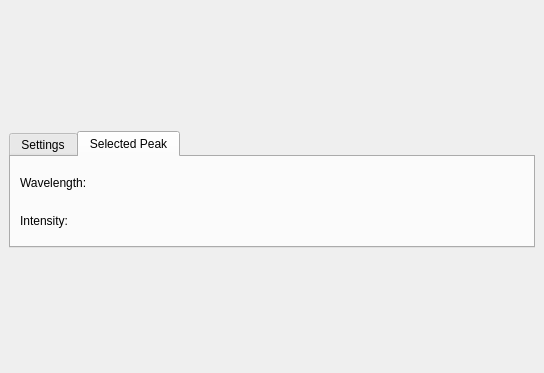
Old version of the form src/spectrumview.ui in the repository KDE/kalzium.
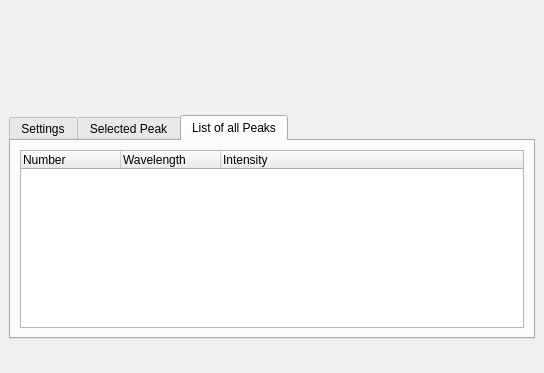
New version of the form. Custom widgets are drawn as their Qt base class.

Commit message: * New: List of all available peaks

```diff
--- a/src/spectrumview.ui
+++ b/src/spectrumview.ui
@@ -25,7 +25,7 @@
    <item row="1" column="0" >
     <widget class="QTabWidget" name="tabWidget" >
      <property name="currentIndex" >
-      <number>1</number>
+      <number>2</number>
      </property>
      <widget class="QWidget" name="tab" >
       <attribute name="title" >
@@ -211,6 +211,38 @@
        </item>
       </layout>
      </widget>
+     <widget class="QWidget" name="tab_3" >
+      <attribute name="title" >
+       <string>List of all Peaks</string>
+      </attribute>
+      <layout class="QGridLayout" >
+       <property name="margin" >
+        <number>9</number>
+       </property>
+       <property name="spacing" >
+        <number>6</number>
+       </property>
+       <item row="0" column="0" >
+        <widget class="QTreeWidget" name="peakList" >
+         <column>
+          <property name="text" >
+           <string>Number</string>
+          </property>
+         </column>
+         <column>
+          <property name="text" >
+           <string>Wavelength</string>
+          </property>
+         </column>
+         <column>
+          <property name="text" >
+           <string>Intensity</string>
+          </property>
+         </column>
+        </widget>
+       </item>
+      </layout>
+     </widget>
     </widget>
    </item>
    <item row="0" column="0" >
```
The commit also changes 4 other files.
